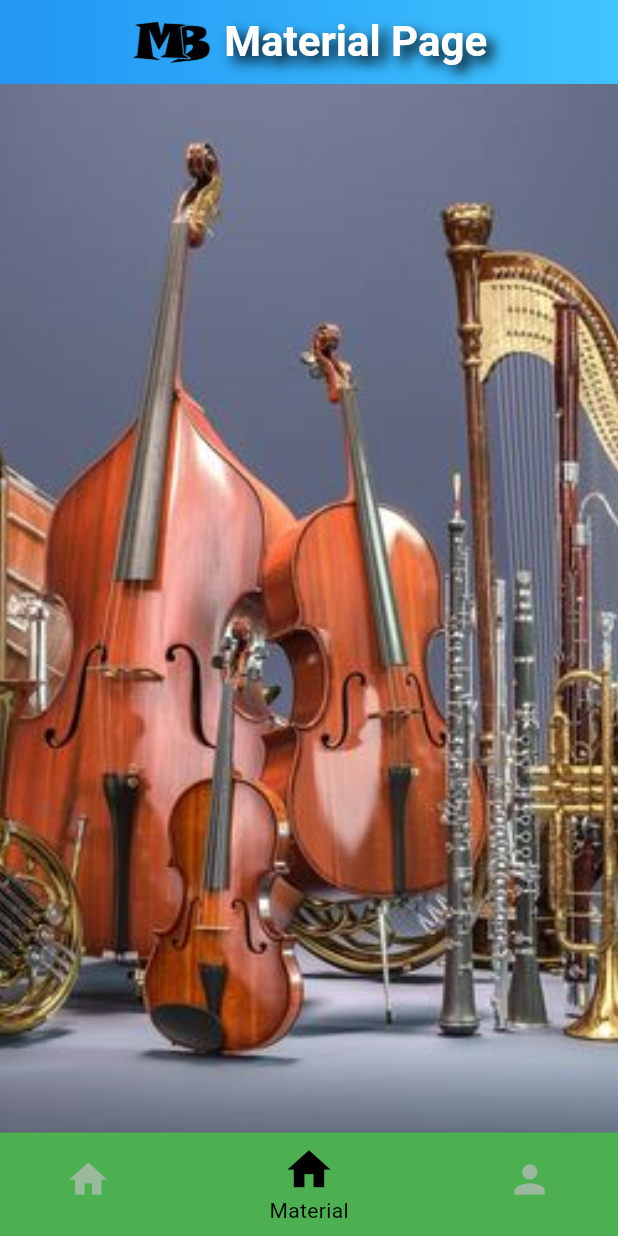
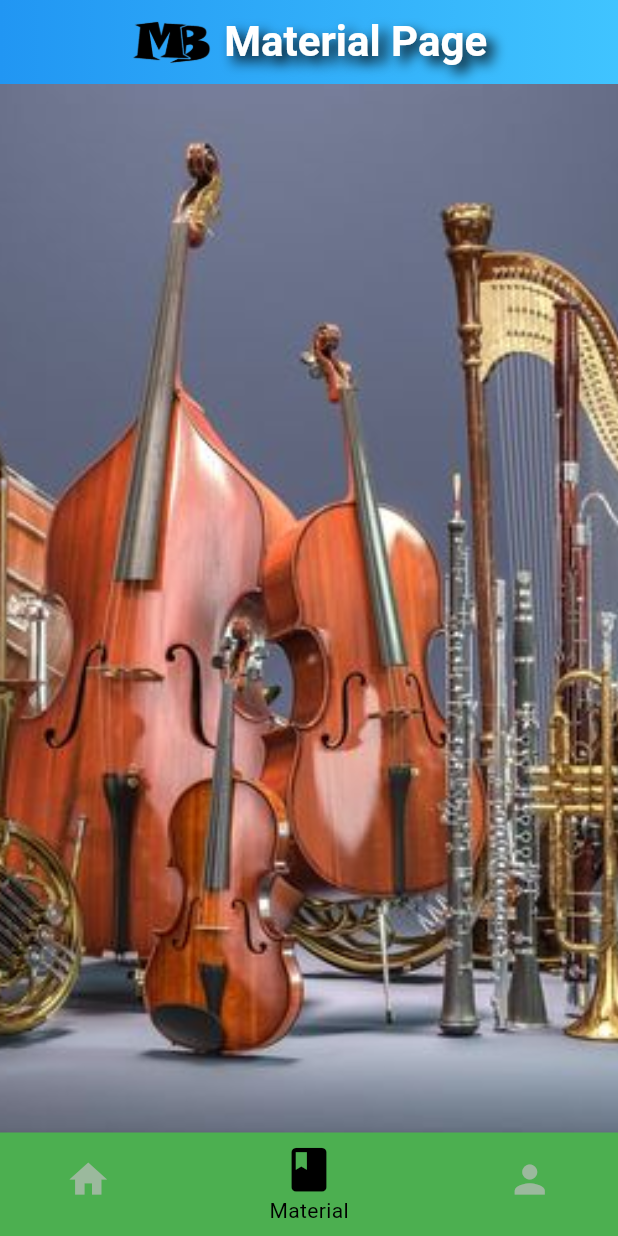
Before and after one commit to Rendy752/Mari-Bermusik, a Flutter app: the screen it shows after launch, swiped to page 2, on a phone screen of 412 x 824 dp. Run offline on Flutter 3.47's test engine with Material 3 defaults, Android fonts, the phone set to English and light mode, and no system bars; our stand-ins replace cloud_firestore, firebase_auth, firebase_core, loading_animation_widget, timeago; accounts and stored records are empty.

Commit message:
START: styling navbar and login register

```diff
--- a/lib/component/bottom_navbar.dart
+++ b/lib/component/bottom_navbar.dart
@@ -53,7 +53,7 @@ class _BottomNavbarState extends State<BottomNavbar> {
               Icons.book,
               size: 30.0,
             ),
-            activeIcon: Icon(Icons.home, size: 35.0),
+            activeIcon: Icon(Icons.book, size: 35.0),
             label: 'Material',
             backgroundColor: Colors.green,
           ),
@@ -62,7 +62,7 @@ class _BottomNavbarState extends State<BottomNavbar> {
               Icons.person,
               size: 30.0,
             ),
-            activeIcon: Icon(Icons.home, size: 35.0),
+            activeIcon: Icon(Icons.person, size: 35.0),
             label: 'Profile',
             backgroundColor: Colors.purple,
           ),
```
Also changed, not shown: lib/pages/login_register.dart (+13 -1 lines), 1 other file.
